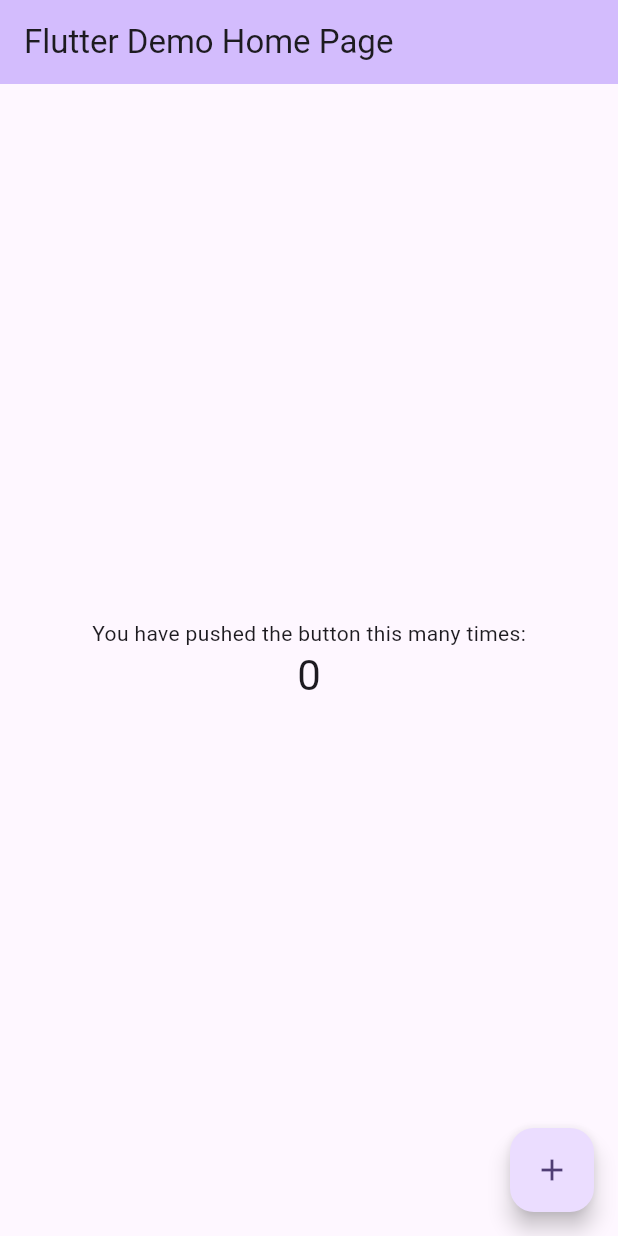
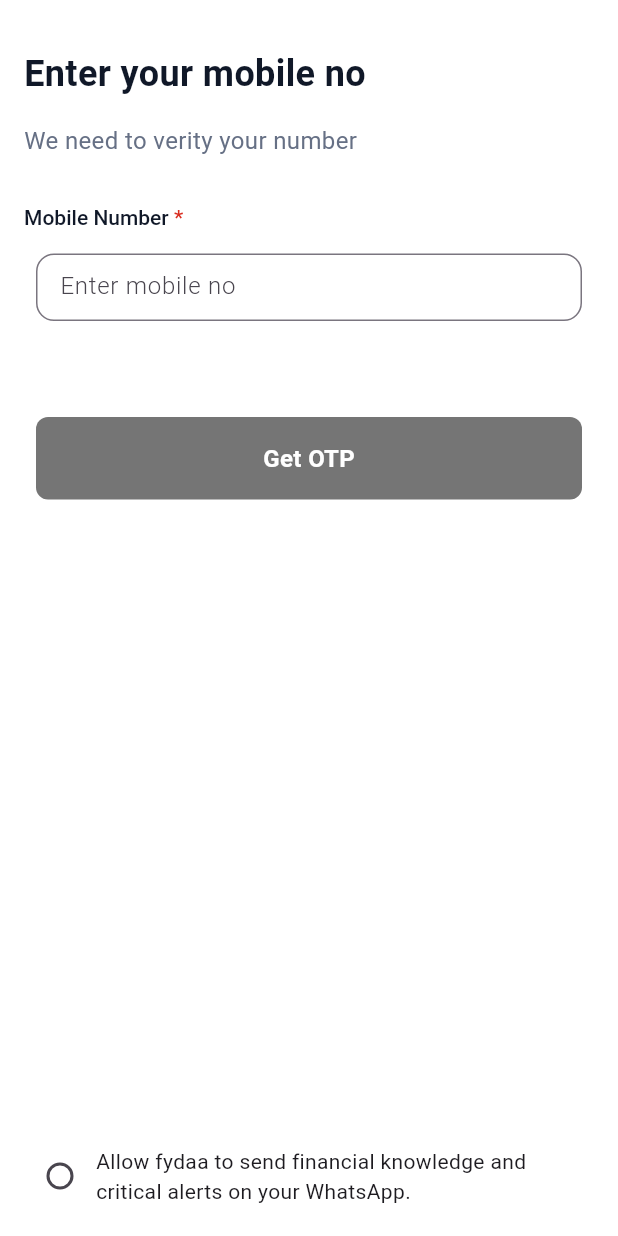
Before and after one commit to vivekprasad99/mscpl_vivek, a Flutter app: the screen it shows after launch, on a phone screen of 412 x 824 dp. Run offline on Flutter 3.47's test engine with Material 3 defaults, Android fonts, the phone set to English and light mode, and no system bars.

Commit message:
worked on Login Screen. Implemented the Phone verification design.

```diff
--- a/lib/main.dart
+++ b/lib/main.dart
@@ -1,4 +1,8 @@
 import 'package:flutter/material.dart';
+import 'package:provider/provider.dart';
+
+import 'otp_validator/auth/feature/login_screen/providers/login_provider.dart';
+import 'otp_validator/auth/feature/login_screen/widget/login_screen_widget.dart';
 
 void main() {
   runApp(const MyApp());
@@ -7,119 +11,21 @@
 class MyApp extends StatelessWidget {
   const MyApp({super.key});
 
-  // This widget is the root of your application.
   @override
   Widget build(BuildContext context) {
-    return MaterialApp(
-      title: 'Flutter Demo',
-      theme: ThemeData(
-        // This is the theme of your application.
-        //
-        // TRY THIS: Try running your application with "flutter run". You'll see
-        // the application has a purple toolbar. Then, without quitting the app,
-        // try changing the seedColor in the colorScheme below to Colors.green
-        // and then invoke "hot reload" (save your changes or press the "hot
-        // reload" button in a Flutter-supported IDE, or press "r" if you used
-        // the command line to start the app).
-        //
-        // Notice that the counter didn't reset back to zero; the application
-        // state is not lost during the reload. To reset the state, use hot
-        // restart instead.
-        //
-        // This works for code too, not just values: Most code changes can be
-        // tested with just a hot reload.
-        colorScheme: ColorScheme.fromSeed(seedColor: Colors.deepPurple),
-        useMaterial3: true,
+    return MultiProvider(
+      providers: [
+        ChangeNotifierProvider(create: (context) => LoginProvider())
+      ],
+      child: MaterialApp(
+        title: 'Otp Validator',
+        theme: ThemeData(
+
+          colorScheme: ColorScheme.fromSeed(seedColor: Colors.deepPurple),
+          useMaterial3: true,
+        ),
+        home:  LoginScreenWidget(),
       ),
-      home: const MyHomePage(title: 'Flutter Demo Home Page'),
     );
   }
 }
-
-class MyHomePage extends StatefulWidget {
-  const MyHomePage({super.key, required this.title});
-
-  // This widget is the home page of your application. It is stateful, meaning
-  // that it has a State object (defined below) that contains fields that affect
-  // how it looks.
-
-  // This class is the configuration for the state. It holds the values (in this
-  // case the title) provided by the parent (in this case the App widget) and
-  // used by the build method of the State. Fields in a Widget subclass are
-  // always marked "final".
-
-  final String title;
-
-  @override
-  State<MyHomePage> createState() => _MyHomePageState();
-}
-
-class _MyHomePageState extends State<MyHomePage> {
-  int _counter = 0;
-
-  void _incrementCounter() {
-    setState(() {
-      // This call to setState tells the Flutter framework that something has
-      // changed in this State, which causes it to rerun the build method below
-      // so that the display can reflect the updated values. If we changed
-      // _counter without calling setState(), then the build method would not be
-      // called again, and so nothing would appear to happen.
-      _counter++;
-    });
-  }
-
-  @override
-  Widget build(BuildContext context) {
-    // This method is rerun every time setState is called, for instance as done
-    // by the _incrementCounter method above.
-    //
-    // The Flutter framework has been optimized to make rerunning build methods
-    // fast, so that you can just rebuild anything that needs updating rather
-    // than having to individually change instances of widgets.
-    return Scaffold(
-      appBar: AppBar(
-        // TRY THIS: Try changing the color here to a specific color (to
-        // Colors.amber, perhaps?) and trigger a hot reload to see the AppBar
-        // change color while the other colors stay the same.
-        backgroundColor: Theme.of(context).colorScheme.inversePrimary,
-        // Here we take the value from the MyHomePage object that was created by
-        // the App.build method, and use it to set our appbar title.
-        title: Text(widget.title),
-      ),
-      body: Center(
-        // Center is a layout widget. It takes a single child and positions it
-        // in the middle of the parent.
-        child: Column(
-          // Column is also a layout widget. It takes a list of children and
-          // arranges them vertically. By default, it sizes itself to fit its
-          // children horizontally, and tries to be as tall as its parent.
-          //
-          // Column has various properties to control how it sizes itself and
-          // how it positions its children. Here we use mainAxisAlignment to
-          // center the children vertically; the main axis here is the vertical
-          // axis because Columns are vertical (the cross axis would be
-          // horizontal).
-          //
-          // TRY THIS: Invoke "debug painting" (choose the "Toggle Debug Paint"
-          // action in the IDE, or press "p" in the console), to see the
-          // wireframe for each widget.
-          mainAxisAlignment: MainAxisAlignment.center,
-          children: <Widget>[
-            const Text(
-              'You have pushed the button this many times:',
-            ),
-            Text(
-              '$_counter',
-              style: Theme.of(context).textTheme.headlineMedium,
-            ),
-          ],
-        ),
-      ),
-      floatingActionButton: FloatingActionButton(
-        onPressed: _incrementCounter,
-        tooltip: 'Increment',
-        child: const Icon(Icons.add),
-      ), // This trailing comma makes auto-formatting nicer for build methods.
-    );
-  }
-}
--- /dev/null
+++ b/lib/otp_validator/auth/feature/login_screen/providers/login_provider.dart
@@ -0,0 +1,20 @@
+import 'package:flutter/cupertino.dart';
+
+class LoginProvider extends ChangeNotifier {
+
+  bool _isGetOtpVuttonDisabled = true;
+  bool get isGetOtpVuttonDisabled => _isGetOtpVuttonDisabled;
+
+  bool _isRadioButtonEnabled = false;
+  bool get isRadioButtonEnabled => _isRadioButtonEnabled;
+
+  void updateGetOtpButton(bool value) {
+    _isGetOtpVuttonDisabled = value;
+    notifyListeners();
+  }
+
+  void updateRadioButton(bool value) {
+    _isRadioButtonEnabled = !value;
+    notifyListeners();
+  }
+}
--- /dev/null
+++ b/lib/otp_validator/auth/feature/login_screen/widget/login_screen_widget.dart
@@ -0,0 +1,195 @@
+import 'package:flutter/material.dart';
+import 'package:flutter/services.dart';
+import 'package:provider/provider.dart';
+import '../../../../core/utils/custom_colors.dart';
+import '../../../../core/widget/global_widget/textfield.dart';
+import '../providers/login_provider.dart';
+
+class LoginScreenWidget extends StatefulWidget {
+  const LoginScreenWidget({super.key});
+
+  @override
+  State<LoginScreenWidget> createState() => _LoginScreenWidgetState();
+}
+
+class _LoginScreenWidgetState extends State<LoginScreenWidget> {
+  final _phoneTEC = TextEditingController();
+  final _phoneFN = FocusNode();
+  final groupValue = true;
+
+  @override
+  void initState() {
+    super.initState();
+    _phoneTEC.addListener(_onTextChangeListener);
+  }
+
+  @override
+  Widget build(BuildContext context) {
+    return Scaffold(
+      backgroundColor: primaryBackgroundColor,
+      body: _buildBody(),
+    );
+  }
+
+  Widget _buildBody() {
+    return SafeArea(
+      child: _buildLoginCard(),
+    );
+  }
+
+  Widget _buildLoginCard() {
+    return Padding(
+      padding:
+          const EdgeInsets.only(left: 16.0, right: 16.0, bottom: 16.0, top: 32),
+      child: Column(
+        crossAxisAlignment: CrossAxisAlignment.start,
+        children: [
+          const Column(
+            children: [
+              Text(
+                "Enter your mobile no",
+                style: TextStyle(
+                    color: titleTextColor,
+                    fontWeight: FontWeight.bold,
+                    fontSize: 24),
+              ),
+            ],
+          ),
+          const SizedBox(
+            height: 16,
+          ),
+          const Text(
+            "We need to verity your number",
+            style: TextStyle(
+                color: subTitleTextColor,
+                fontWeight: FontWeight.w400,
+                fontSize: 16),
+          ),
+          const SizedBox(
+            height: 32,
+          ),
+          _buildLabelText(),
+          const SizedBox(
+            height: 8,
+          ),
+          _buildPhoneNumber(),
+          const SizedBox(
+            height: 48,
+          ),
+          _buildGetOtpButton(),
+          const Spacer(),
+          _buildBottomText(),
+        ],
+      ),
+    );
+  }
+
+  Widget _buildLabelText() {
+    return RichText(
+      textAlign: TextAlign.center,
+      text: const TextSpan(
+        style: TextStyle(color: textColor, fontWeight: FontWeight.w500),
+        children: <TextSpan>[
+          TextSpan(
+            text: "Mobile Number",
+          ),
+          TextSpan(
+            text: ' *',
+            style: TextStyle(color: errorColor, fontWeight: FontWeight.w500),
+          ),
+        ],
+      ),
+    );
+  }
+
+  Widget _buildPhoneNumber() {
+    return Padding(
+      padding: const EdgeInsets.all(8.0),
+      child: FDTextField(
+        controller: _phoneTEC,
+        labelText: "Enter mobile no",
+        inputFormatters: [
+          LengthLimitingTextInputFormatter(10),
+          FilteringTextInputFormatter.digitsOnly,
+        ],
+        keyboardType: TextInputType.phone,
+        focusNode: _phoneFN,
+      ),
+    );
+  }
+
+  Widget _buildGetOtpButton() {
+    return Consumer<LoginProvider>(
+      builder: (BuildContext context, LoginProvider value, Widget? child) {
+        return InkWell(
+          onTap: () {
+            value.isGetOtpVuttonDisabled || !value.isRadioButtonEnabled ? null : onGetOtpTap;
+          },
+          child: Padding(
+            padding: const EdgeInsets.all(8.0),
+            child: Container(
+              padding: const EdgeInsets.symmetric(horizontal: 24, vertical: 16),
+              width: double.infinity,
+              decoration: BoxDecoration(
+                  color: value.isGetOtpVuttonDisabled  || !value.isRadioButtonEnabled ? Colors.grey[600] : titleTextColor, borderRadius: BorderRadius.circular(8.0)),
+              child: const Center(
+                child: Text(
+                  "Get OTP",
+                  style: TextStyle(
+                      color: primaryBackgroundColor,
+                      fontWeight: FontWeight.bold,
+                      fontSize: 16),
+                ),
+              ),
+            ),
+          ),
+        );
+      }
+    );
+  }
+
+  Widget _buildBottomText() {
+    return Consumer<LoginProvider>(
+      builder: (BuildContext context, LoginProvider values, Widget? child) {
+        return Align(
+          alignment: Alignment.centerRight,
+          child: Row(
+            children: [
+              Radio(
+                value: values.isRadioButtonEnabled,
+                groupValue: groupValue,
+                onChanged: (bool? value) {
+                  context
+                      .read<LoginProvider>().updateRadioButton(values.isRadioButtonEnabled);
+                  _onTextChangeListener();
+                },
+                toggleable: true,
+              ),
+              const Expanded(
+                child: Text(
+                    'Allow fydaa to send financial knowledge and critical alerts on your WhatsApp.'),
+              ),
+            ],
+          ),
+        );
+      }
+    );
+  }
+
+  void _onTextChangeListener()
+  {
+    if(_phoneTEC.text.length == 10)
+    {
+      context
+          .read<LoginProvider>().updateGetOtpButton(false);
+    }else{
+      context
+          .read<LoginProvider>().updateGetOtpButton(true);
+    }
+  }
+
+  void onGetOtpTap() async
+  {
+
+  }
+}
--- /dev/null
+++ b/lib/otp_validator/core/utils/custom_colors.dart
@@ -0,0 +1,8 @@
+import 'package:flutter/material.dart';
+
+
+const Color primaryBackgroundColor = Colors.white;
+const Color titleTextColor = Color(0xFF101828);
+const Color subTitleTextColor = Color(0xFF667085);
+const Color textColor = Color(0xFF101828);
+const Color errorColor = Color(0xFFD92D20);
--- /dev/null
+++ b/lib/otp_validator/core/widget/global_widget/textfield.dart
@@ -0,0 +1,124 @@
+import 'package:flutter/material.dart';
+import 'package:flutter/services.dart';
+
+class FDTextField extends StatefulWidget {
+  final String? labelText;
+  final TextEditingController? controller;
+  final FocusNode? focusNode;
+  final bool isNumber;
+  final int? maxLength;
+  final TextInputType? keyboardType;
+  final TextCapitalization textCapitalization;
+  final int maxLines;
+  final bool isAutoFocus;
+  final bool isReadOnly;
+  final VoidCallback? onTap;
+  final bool shouldHideText;
+  final double? height;
+  final double? width;
+  final double? spacing;
+  final List<TextInputFormatter>? inputFormatters;
+  final String imagePath;
+  final TextStyle? textStyle;
+  final EdgeInsets? contentPadding;
+
+  const FDTextField({
+    Key? key,
+    this.labelText,
+    this.controller,
+    this.focusNode,
+    this.isNumber = false,
+    this.maxLength,
+    this.keyboardType,
+    this.maxLines = 1,
+    this.textCapitalization = TextCapitalization.none,
+    this.isAutoFocus = false,
+    this.isReadOnly = false,
+    this.onTap,
+    this.shouldHideText = false,
+    this.height = 45,
+    this.width,
+    this.spacing,
+    this.imagePath = '',
+    this.inputFormatters,
+    this.textStyle,
+    this.contentPadding,
+  }) : super(key: key);
+
+  @override
+  _FDTextFieldState createState() => _FDTextFieldState();
+}
+
+class _FDTextFieldState extends State<FDTextField> {
+  bool _isHideTextVisible = false;
+
+  @override
+  Widget build(BuildContext context) {
+    return SizedBox(
+      height: widget.height,
+      width: widget.width,
+      child: TextField(
+        controller: widget.controller,
+        focusNode: widget.focusNode,
+        autofocus: widget.isAutoFocus,
+        style: widget.textStyle ??
+            TextStyle(fontSize: 15, letterSpacing: widget.spacing),
+        keyboardType:
+        widget.isNumber ? TextInputType.number : widget.keyboardType,
+        textCapitalization: widget.textCapitalization,
+        readOnly: widget.isReadOnly,
+        onTap: widget.onTap,
+        obscureText: !_isHideTextVisible && widget.shouldHideText,
+        inputFormatters: [
+          if (widget.inputFormatters != null)
+            ...?widget.inputFormatters
+          else if (widget.isNumber)
+            FilteringTextInputFormatter.digitsOnly,
+        ],
+        maxLength: widget.maxLength,
+        maxLines: widget.maxLines,
+        scrollPadding: const EdgeInsets.only(bottom: 180),
+        decoration: InputDecoration(
+          border: const OutlineInputBorder(
+              borderRadius :  BorderRadius.all(Radius.circular(12.0)),
+              borderSide: BorderSide(
+                color: Colors.red,
+              )
+          ),
+          counterText: "",
+          alignLabelWithHint: true,
+          labelStyle: const TextStyle(fontWeight: FontWeight.w300),
+          labelText: widget.labelText,
+          contentPadding: widget.contentPadding ??
+              EdgeInsets.symmetric(
+                horizontal: 12,
+                vertical: widget.maxLines <= 1 ? 10 : 4,
+              ),
+          suffixIcon:
+          widget.imagePath.isNotEmpty && widget.imagePath.startsWith('http')
+              ? Padding(
+            padding: const EdgeInsets.all(5.0),
+            child: Image.network(
+              widget.imagePath,
+              width: 70,
+            ),
+          )
+              : widget.shouldHideText
+              ? IconButton(
+            onPressed: () {
+              setState(() {
+                _isHideTextVisible = !_isHideTextVisible;
+              });
+            },
+            icon: Icon(
+              _isHideTextVisible
+                  ? Icons.visibility_off
+                  : Icons.visibility,
+            ),
+          )
+              : null,
+        ),
+      ),
+    );
+  }
+}
--- a/pubspec.yaml
+++ b/pubspec.yaml
@@ -35,6 +35,7 @@ dependencies:
   # The following adds the Cupertino Icons font to your application.
   # Use with the CupertinoIcons class for iOS style icons.
   cupertino_icons: ^1.0.2
+  provider: ^6.1.1
 
 dev_dependencies:
   flutter_test:
```
Also changed, not shown: lib/otp_validator/auth/feature/otp_verification/widget/otp_verification_widget.dart (added), pubspec.lock.
